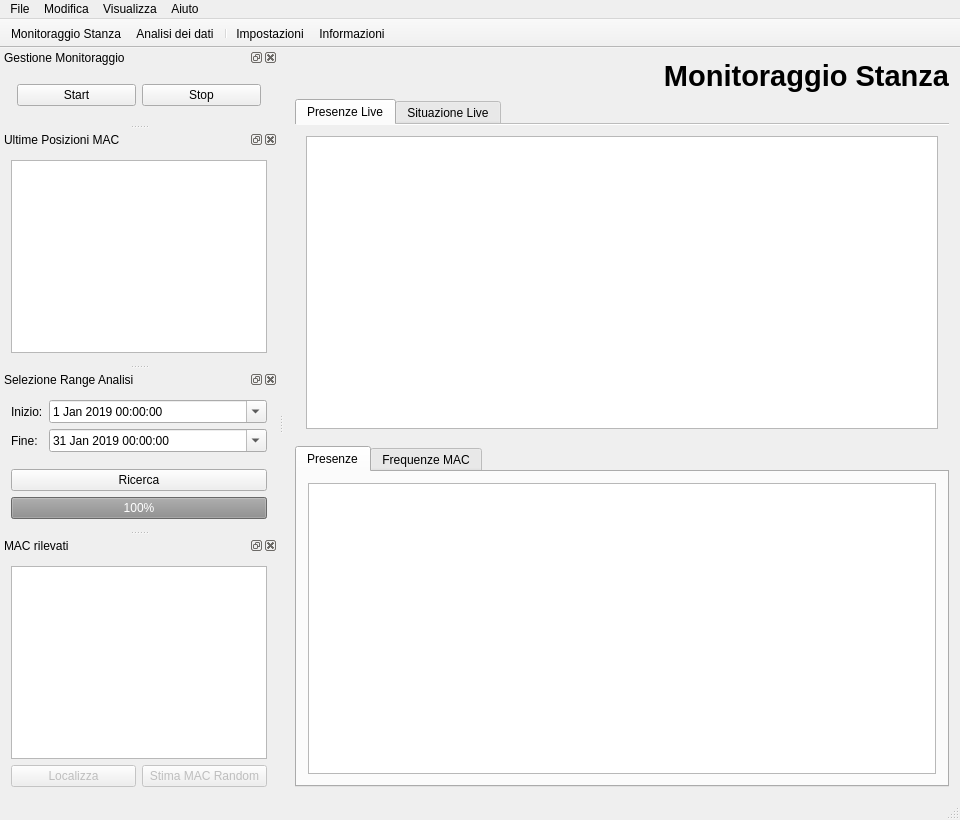
This is RoomMonitor/windows/main.ui in PieroMacaluso/RoomMonitor as Qt 5 draws it before an edit. The edited form follows.
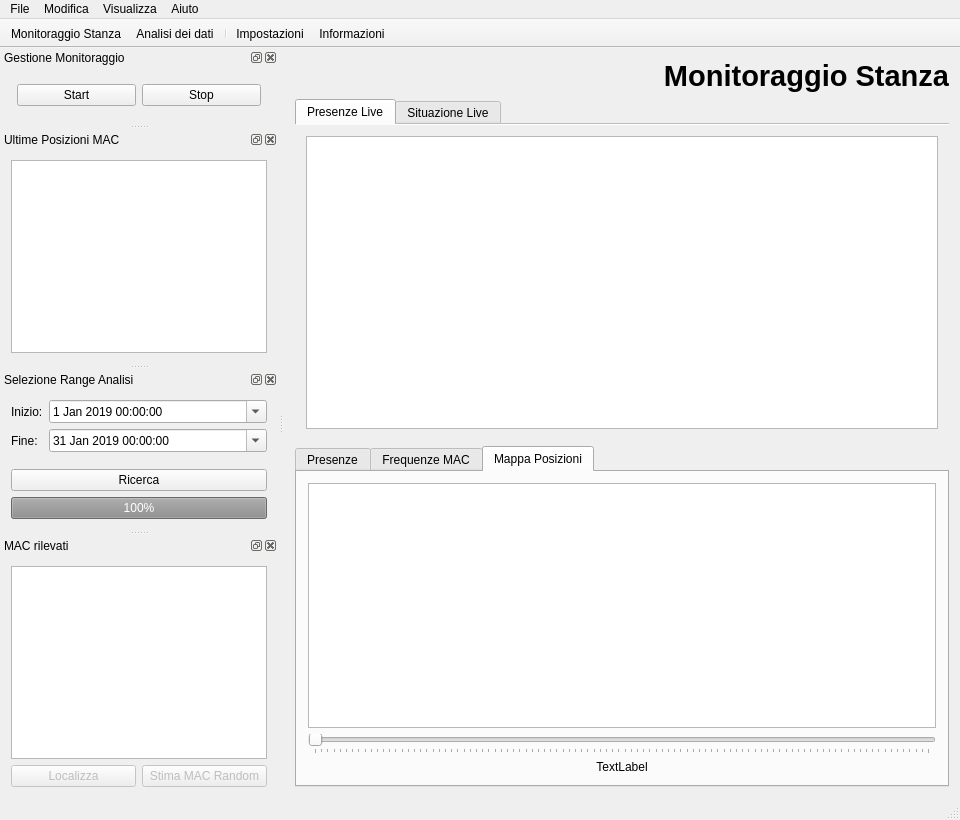
This is the edited form. The open tabs and pages were chosen to show the change. Icons and pictures are not drawn. Custom widgets are drawn as their Qt base class.

Patch:
```diff
--- a/RoomMonitor/windows/main.ui
+++ b/RoomMonitor/windows/main.ui
@@ -105,6 +105,39 @@
         </item>
        </layout>
       </widget>
+      <widget class="QWidget" name="tab_5">
+       <attribute name="title">
+        <string>Mappa Posizioni</string>
+       </attribute>
+       <layout class="QVBoxLayout" name="verticalLayout_8">
+        <item>
+         <widget class="LivePlotView" name="mapPlot"/>
+        </item>
+        <item>
+         <widget class="QMapSlider" name="mapSlider">
+          <property name="orientation">
+           <enum>Qt::Horizontal</enum>
+          </property>
+          <property name="tickPosition">
+           <enum>QSlider::TicksBelow</enum>
+          </property>
+          <property name="tickInterval">
+           <number>1</number>
+          </property>
+         </widget>
+        </item>
+        <item>
+         <widget class="QLabel" name="dateTimePlot">
+          <property name="text">
+           <string>TextLabel</string>
+          </property>
+          <property name="alignment">
+           <set>Qt::AlignCenter</set>
+          </property>
+         </widget>
+        </item>
+       </layout>
+      </widget>
      </widget>
     </item>
    </layout>
@@ -587,6 +620,11 @@
    <extends>QGraphicsView</extends>
    <header>windows/plots/live/LivePlotView.h</header>
   </customwidget>
+  <customwidget>
+   <class>QMapSlider</class>
+   <extends>QSlider</extends>
+   <header>windows/elements/QMapSlider.h</header>
+  </customwidget>
  </customwidgets>
  <tabstops>
   <tabstop>startButton</tabstop>
```
